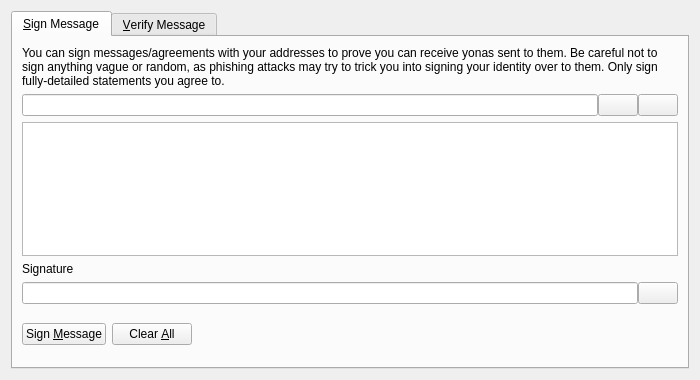
Old version of the form src/qt/forms/signverifymessagedialog.ui in the repository PaladeumBlockchain/Paladeum.
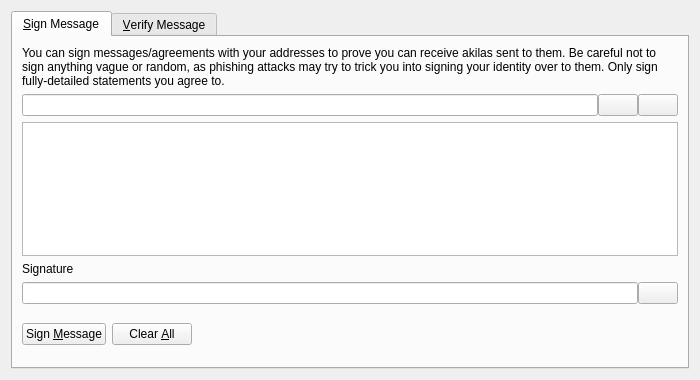
New version of the form. Icons and pictures are not drawn. Custom widgets are drawn as their Qt base class.

Commit message: Rename Yona -> Akila

Diff of the .ui file:
```diff
--- a/src/qt/forms/signverifymessagedialog.ui
+++ b/src/qt/forms/signverifymessagedialog.ui
@@ -30,7 +30,7 @@
        <item>
         <widget class="QLabel" name="infoLabel_SM">
          <property name="text">
-          <string>You can sign messages/agreements with your addresses to prove you can receive yonas sent to them. Be careful not to sign anything vague or random, as phishing attacks may try to trick you into signing your identity over to them. Only sign fully-detailed statements you agree to.</string>
+          <string>You can sign messages/agreements with your addresses to prove you can receive akilas sent to them. Be careful not to sign anything vague or random, as phishing attacks may try to trick you into signing your identity over to them. Only sign fully-detailed statements you agree to.</string>
          </property>
          <property name="textFormat">
           <enum>Qt::PlainText</enum>
```
Left out of the diff: 26 changed lines with no effect on the pictures. The commit also changes 1092 other files.
